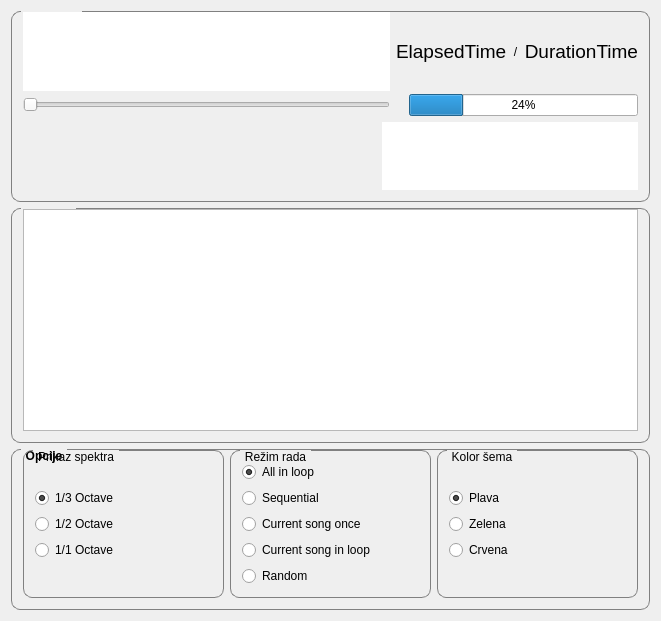
The window that QMedPlayer_test/dialog.ui (stambur/Mp3-player) describes before a commit, drawn with Qt 5.
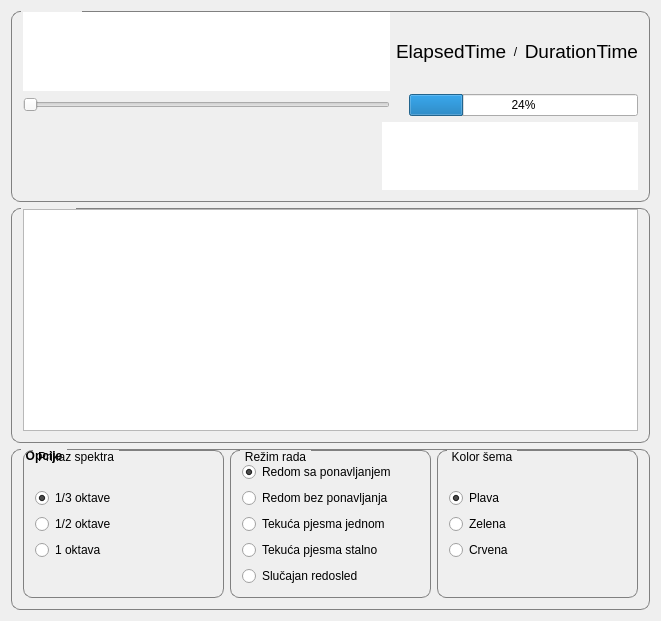
The same window after the commit. Icons and pictures are not drawn.

Patch:
```diff
--- a/QMedPlayer_test/dialog.ui
+++ b/QMedPlayer_test/dialog.ui
@@ -366,7 +366,7 @@
            <item>
             <widget class="QRadioButton" name="radioButton_3">
              <property name="text">
-              <string>1/3 Octave</string>
+              <string>1/3 oktave</string>
              </property>
              <property name="checked">
               <bool>true</bool>
@@ -376,14 +376,14 @@
            <item>
             <widget class="QRadioButton" name="radioButton_2">
              <property name="text">
-              <string>1/2 Octave</string>
+              <string>1/2 oktave</string>
              </property>
             </widget>
            </item>
            <item>
             <widget class="QRadioButton" name="radioButton">
              <property name="text">
-              <string>1/1 Octave</string>
+              <string>1 oktava</string>
              </property>
              <property name="checked">
               <bool>false</bool>
@@ -406,7 +406,7 @@
            <item>
             <widget class="QRadioButton" name="radioButton_4">
              <property name="text">
-              <string>All in loop</string>
+              <string>Redom sa ponavljanjem</string>
              </property>
              <property name="checked">
               <bool>true</bool>
@@ -416,28 +416,28 @@
            <item>
             <widget class="QRadioButton" name="radioButton_5">
              <property name="text">
-              <string>Sequential</string>
+              <string>Redom bez ponavljanja</string>
              </property>
             </widget>
            </item>
            <item>
             <widget class="QRadioButton" name="radioButton_6">
              <property name="text">
-              <string>Current song once</string>
+              <string>Tekuća pjesma jednom</string>
              </property>
             </widget>
            </item>
            <item>
             <widget class="QRadioButton" name="radioButton_7">
              <property name="text">
-              <string>Current song in loop</string>
+              <string>Tekuća pjesma stalno</string>
              </property>
             </widget>
            </item>
            <item>
             <widget class="QRadioButton" name="radioButton_8">
              <property name="text">
-              <string>Random</string>
+              <string>Slučajan redosled</string>
              </property>
             </widget>
            </item>
```
